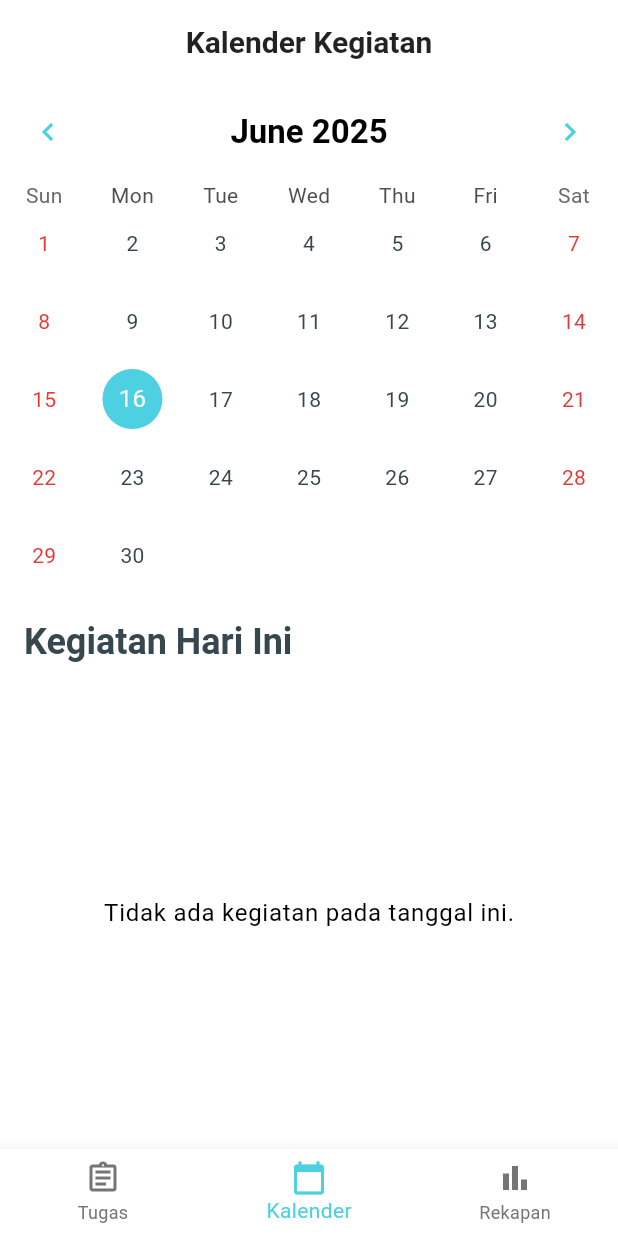
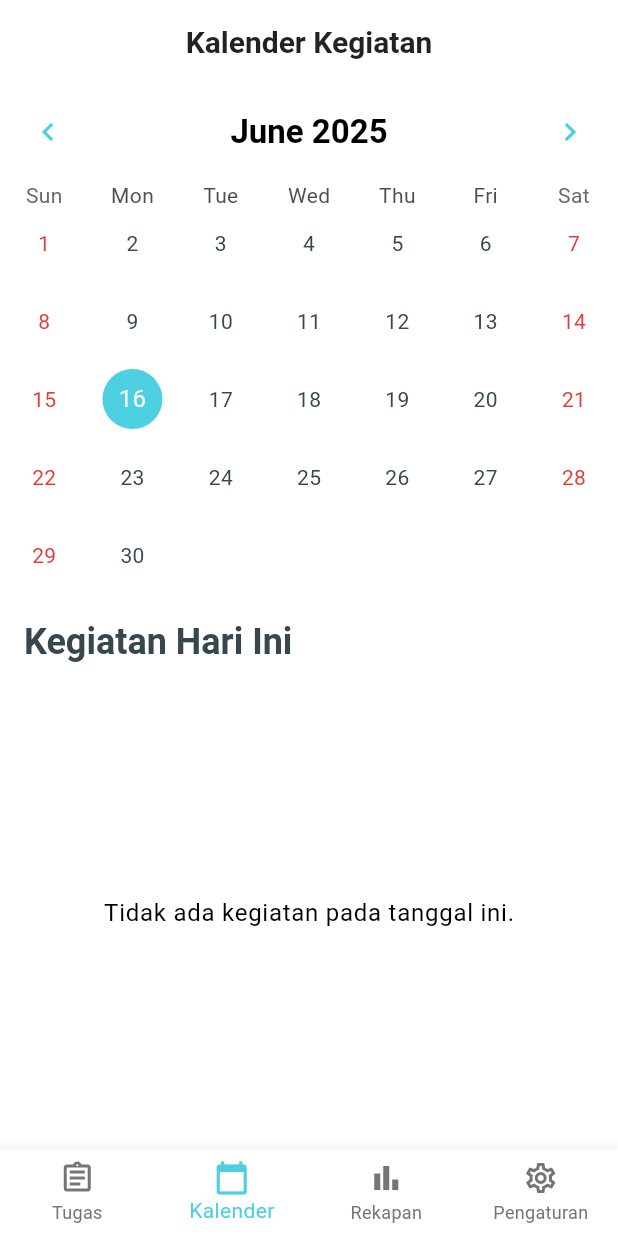
Before and after one commit to syaifa21/bleau_todo_app, a Flutter app: the screen it shows after launch, item 2 of the bottom bar chosen, on a phone screen of 412 x 824 dp. Run offline on Flutter 3.47's test engine with Material 3 defaults, Android fonts, the phone set to English and light mode, and no system bars; drawn by our look-alikes of table_calendar; our stand-ins replace fl_chart, hive, hive_flutter, shared_preferences; accounts and stored records are empty; Roboto replaces fonts that are missing (Montserrat).

Commit message:
theme mode

```diff
--- a/lib/dashboard_screen.dart
+++ b/lib/dashboard_screen.dart
@@ -6,6 +6,7 @@ import 'package:bleau_todo_app/screens/calendar_screen.dart';
 import 'package:bleau_todo_app/screens/dashboard_chart_screen.dart';
 import 'package:intl/intl.dart';
 import 'dart:async';
+import 'package:bleau_todo_app/screens/settings_screen.dart'; // <--- Tambahkan ini
 
 class DashboardScreen extends StatefulWidget {
   const DashboardScreen({super.key});
@@ -16,7 +17,6 @@ class DashboardScreen extends StatefulWidget {
 
 class _DashboardScreenState extends State<DashboardScreen> {
   int _selectedIndex = 0;
-  // Filter utama adalah berdasarkan status kegiatan
   String _selectedFilter = 'Semua';
 
   late Box<Task> _taskBox;
@@ -74,6 +74,7 @@ class _DashboardScreenState extends State<DashboardScreen> {
               _buildTasksPage(context),
               const CalendarScreen(),
               const DashboardChartScreen(),
+              const SettingsScreen(), // <--- Tambahkan SettingsScreen di sini
             ];
             return bottomNavPages.elementAt(_selectedIndex);
           } else if (snapshot.hasError) {
@@ -122,6 +123,11 @@ class _DashboardScreenState extends State<DashboardScreen> {
             icon: Icon(Icons.bar_chart_outlined),
             activeIcon: Icon(Icons.bar_chart),
             label: 'Rekapan',
+          ),
+          BottomNavigationBarItem( // <--- Tambahkan item Settings
+            icon: Icon(Icons.settings_outlined),
+            activeIcon: Icon(Icons.settings),
+            label: 'Pengaturan',
           ),
         ],
         currentIndex: _selectedIndex,
@@ -426,23 +432,19 @@ class _DashboardScreenState extends State<DashboardScreen> {
     );
   }
 
-  // --- Metode untuk Membangun Halaman Tugas (Dashboard Kegiatan) ---
   Widget _buildTasksPage(BuildContext context) {
     return ValueListenableBuilder(
       valueListenable: _taskBox.listenable(),
       builder: (context, Box<Task> box, _) {
         List<Task> currentTasks = box.values.toList();
 
-        // LOGIKA FILTER UTAMA: Berdasarkan Status Kegiatan
         List<Task> filteredTasks = currentTasks.where((task) {
           if (_selectedFilter == 'Semua') {
             return true;
           }
-          // Filter hanya berdasarkan status
           return task.status == _selectedFilter;
         }).toList();
 
-        // Urutkan tugas berdasarkan tanggal, paling awal lebih dulu
         filteredTasks.sort((a, b) => a.date.compareTo(b.date));
 
         bool hasTasks = filteredTasks.isNotEmpty;
@@ -496,7 +498,7 @@ class _DashboardScreenState extends State<DashboardScreen> {
                     style: Theme.of(context).textTheme.headlineSmall?.copyWith(fontWeight: FontWeight.bold),
                   ),
                   const SizedBox(height: 16),
-                  // *** BARIS FILTER STATUS ***
+                  // *** BARIS FILTER UTAMA: STATUS ***
                   SingleChildScrollView(
                     scrollDirection: Axis.horizontal,
                     padding: const EdgeInsets.symmetric(vertical: 4.0),
@@ -526,8 +528,8 @@ class _DashboardScreenState extends State<DashboardScreen> {
             // *** BAGIAN UNTUK MENAMPILKAN TUGAS YANG DIKELOMPOKKAN BERDASARKAN JENIS ***
             Expanded(
               child: hasTasks
-                  ? SingleChildScrollView( // Menggunakan SingleChildScrollView untuk seluruh konten daftar tugas
-                      child: Column( // Column ini akan menampung semua grup jenis kegiatan
+                  ? SingleChildScrollView(
+                      child: Column(
                         crossAxisAlignment: CrossAxisAlignment.start,
                         children: [
                           // Iterasi melalui setiap jenis kegiatan yang mungkin
@@ -552,9 +554,7 @@ class _DashboardScreenState extends State<DashboardScreen> {
                                     style: Theme.of(context).textTheme.titleLarge?.copyWith(fontWeight: FontWeight.bold, color: Theme.of(context).primaryColor),
                                   ),
                                 ),
-                                // Gunakan Column dari _buildTaskCard untuk tugas-tugas dalam grup ini
                                 ...tasksForType.map((task) => _buildTaskCard(task)).toList(),
-                                // Beri jarak antar grup, kecuali jika ini grup terakhir
                                 if (_jenisKegiatanOptions.last != type)
                                   const SizedBox(height: 24),
                               ],
@@ -571,13 +571,12 @@ class _DashboardScreenState extends State<DashboardScreen> {
     );
   }
 
-  // Metode _buildTaskCard baru untuk membuat tampilan kartu tugas
   Widget _buildTaskCard(Task task) {
-    final taskKey = task.key; // Dapatkan key tugas untuk operasi hapus/edit
+    final taskKey = task.key;
 
     return Card(
       elevation: 4,
-      margin: const EdgeInsets.only(bottom: 16, left: 16, right: 16), // Tambah margin horizontal
+      margin: const EdgeInsets.only(bottom: 16, left: 16, right: 16),
       clipBehavior: Clip.antiAlias,
       shape: RoundedRectangleBorder(borderRadius: BorderRadius.circular(12)),
       child: InkWell(
--- a/lib/main.dart
+++ b/lib/main.dart
@@ -3,7 +3,9 @@ import 'package:flutter/material.dart';
 import 'package:hive_flutter/hive_flutter.dart';
 import 'package:bleau_todo_app/dashboard_screen.dart';
 import 'package:bleau_todo_app/models/task.dart';
-import 'package:intl/date_symbol_data_local.dart'; // Tambahkan ini
+import 'package:intl/date_symbol_data_local.dart';
+import 'package:provider/provider.dart';
+import 'package:bleau_todo_app/theme_manager.dart';
 
 void main() async {
   WidgetsFlutterBinding.ensureInitialized();
@@ -11,11 +13,14 @@ void main() async {
   await Hive.initFlutter();
   Hive.registerAdapter(TaskAdapter());
 
-  // *** PERBAIKAN UNTUK LocaleDataException ***
-  // Inisialisasi data locale untuk 'id_ID'
-  await initializeDateFormatting('id_ID', null); // Panggil ini sebelum runApp
+  await initializeDateFormatting('id_ID', null);
 
-  runApp(const MyApp());
+  runApp(
+    ChangeNotifierProvider(
+      create: (context) => ThemeModeManager(),
+      child: const MyApp(),
+    ),
+  );
 }
 
 class MyApp extends StatelessWidget {
@@ -23,18 +28,21 @@ class MyApp extends StatelessWidget {
 
   @override
   Widget build(BuildContext context) {
+    return Consumer<ThemeModeManager>(
+      builder: (context, themeModeManager, child) {
         return MaterialApp(
           title: 'Bleu Todo App',
+          // Tentukan tema terang
           theme: ThemeData(
-        primarySwatch: Colors.cyan, // Menggunakan Colors.cyan sebagai primarySwatch
-        primaryColor: const Color(0xFF4DD0E1), // Biru muda ke cyan (Light Cyan)
+            primarySwatch: Colors.cyan,
+            primaryColor: const Color(0xFF4DD0E1),
             colorScheme: ColorScheme.fromSwatch(
               primarySwatch: Colors.cyan,
-          accentColor: const Color(0xFF00BCD4), // Cyan lebih terang untuk aksen
+              accentColor: const Color(0xFF00BCD4),
               brightness: Brightness.light,
             ),
             visualDensity: VisualDensity.adaptivePlatformDensity,
-        fontFamily: 'Montserrat', // Hapus jika tidak ada font ini
+            fontFamily: 'Montserrat',
             appBarTheme: const AppBarTheme(
               backgroundColor: Colors.white,
               foregroundColor: Colors.black87,
@@ -44,7 +52,7 @@ class MyApp extends StatelessWidget {
                 color: Colors.black87,
                 fontSize: 20,
                 fontWeight: FontWeight.bold,
-            fontFamily: 'Montserrat', // Hapus jika tidak ada font ini
+                fontFamily: 'Montserrat',
               ),
             ),
             cardTheme: const CardThemeData(
@@ -55,16 +63,16 @@ class MyApp extends StatelessWidget {
               margin: EdgeInsets.symmetric(horizontal: 16, vertical: 8),
             ),
             floatingActionButtonTheme: const FloatingActionButtonThemeData(
-          backgroundColor: Color(0xFF00BCD4), // Sesuaikan dengan warna aksen cyan
+              backgroundColor: Color(0xFF00BCD4),
               foregroundColor: Colors.white,
               elevation: 4,
             ),
             textButtonTheme: TextButtonThemeData(
-          style: TextButton.styleFrom(foregroundColor: const Color(0xFF00BCD4)), // Sesuaikan dengan warna aksen cyan
+              style: TextButton.styleFrom(foregroundColor: const Color(0xFF00BCD4)),
             ),
             elevatedButtonTheme: ElevatedButtonThemeData(
               style: ElevatedButton.styleFrom(
-            backgroundColor: const Color(0xFF00BCD4), // Sesuaikan dengan warna aksen cyan
+                backgroundColor: const Color(0xFF00BCD4),
                 foregroundColor: Colors.white,
                 shape: RoundedRectangleBorder(
                   borderRadius: BorderRadius.circular(8),
@@ -82,12 +90,85 @@ class MyApp extends StatelessWidget {
               contentPadding: const EdgeInsets.symmetric(horizontal: 16, vertical: 12),
               hintStyle: TextStyle(color: Colors.grey[500]),
             ),
-        dropdownMenuTheme: const DropdownMenuThemeData( // Menggunakan const jika properti dalamnya juga const
+            dropdownMenuTheme: const DropdownMenuThemeData(
               textStyle: TextStyle(color: Colors.black87),
             ),
           ),
+          // Tentukan tema gelap
+          darkTheme: ThemeData(
+            primarySwatch: Colors.cyan,
+            primaryColor: const Color(0xFF00BCD4), // Warna primer gelap (cyan)
+            colorScheme: ColorScheme.fromSwatch(
+              primarySwatch: Colors.cyan,
+              accentColor: const Color(0xFF4DD0E1), // Aksen terang untuk gelap
+              brightness: Brightness.dark, // Penting: atur ke dark
+              // cardColor dan canvasColor adalah properti dari ThemeData, bukan ColorScheme.fromSwatch.
+              // Mereka harus didefinisikan di luar ColorScheme.fromSwatch.
+              // Namun, untuk tema modern, disarankan menggunakan properti ColorScheme: surface dan background.
+              // Saya akan memindahkannya ke sini sebagai properti ThemeData:
+            ),
+            scaffoldBackgroundColor: Colors.grey[900], // Warna latar belakang scaffold gelap
+            cardColor: Colors.grey[850], // Warna kartu lebih gelap <-- DIPINDAH KE SINI
+            canvasColor: Colors.grey[900], // Warna latar belakang material/canvas gelap <-- DIPINDAH KE SINI
+            visualDensity: VisualDensity.adaptivePlatformDensity,
+            fontFamily: 'Montserrat',
+            appBarTheme: AppBarTheme(
+              backgroundColor: Colors.grey[900],
+              foregroundColor: Colors.white,
+              elevation: 0,
+              centerTitle: true,
+              titleTextStyle: const TextStyle(
+                color: Colors.white,
+                fontSize: 20,
+                fontWeight: FontWeight.bold,
+                fontFamily: 'Montserrat',
+              ),
+            ),
+            cardTheme: CardThemeData(
+              elevation: 4,
+              shape: RoundedRectangleBorder(
+                borderRadius: BorderRadius.circular(12),
+              ),
+              margin: const EdgeInsets.symmetric(horizontal: 16, vertical: 8),
+              color: Colors.grey[850], // Warna kartu gelap (ini mengesampingkan cardColor di atas jika ada konflik)
+            ),
+            floatingActionButtonTheme: const FloatingActionButtonThemeData(
+              backgroundColor: Color(0xFF4DD0E1), // Aksen terang untuk FAB gelap
+              foregroundColor: Colors.white,
+              elevation: 4,
+            ),
+            textButtonTheme: TextButtonThemeData(
+              style: TextButton.styleFrom(foregroundColor: const Color(0xFF4DD0E1)),
+            ),
+            elevatedButtonTheme: ElevatedButtonThemeData(
+              style: ElevatedButton.styleFrom(
+                backgroundColor: const Color(0xFF4DD0E1),
+                foregroundColor: Colors.white,
+                shape: RoundedRectangleBorder(
+                  borderRadius: BorderRadius.circular(8),
+                ),
+                elevation: 2,
+              ),
+            ),
+            inputDecorationTheme: InputDecorationTheme(
+              border: OutlineInputBorder(
+                borderRadius: BorderRadius.circular(8),
+                borderSide: BorderSide.none,
+              ),
+              filled: true,
+              fillColor: Colors.grey[800], // Warna isian input gelap
+              contentPadding: const EdgeInsets.symmetric(horizontal: 16, vertical: 12),
+              hintStyle: TextStyle(color: Colors.grey[500]),
+            ),
+            dropdownMenuTheme: const DropdownMenuThemeData(
+              textStyle: TextStyle(color: Colors.white),
+            ),
+          ),
+          themeMode: themeModeManager.themeMode, // Menggunakan themeMode dari manager
           home: const DashboardScreen(),
           debugShowCheckedModeBanner: false,
         );
+      },
+    );
   }
 }
```
Also changed, not shown: lib/screens/settings_screen.dart (added, +41 -0 lines), lib/theme_manager.dart (added, +46 -0 lines), pubspec.yaml (+20 -20 lines), pubspec.lock, 1 other file. Lines whose indentation alone changed are shown as unchanged.
